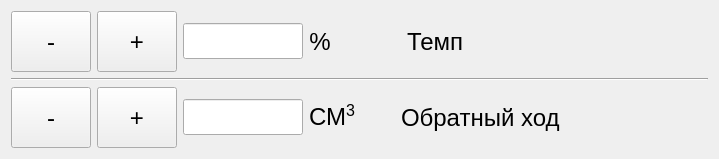
Old version of the form frames/stuffingframe.ui in the repository ciberslavik/Shpric.
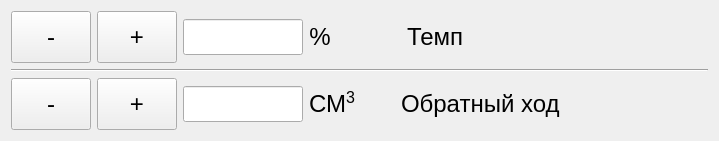
New version of the form. Custom widgets are drawn as their Qt base class.

```diff
--- a/frames/stuffingframe.ui
+++ b/frames/stuffingframe.ui
@@ -7,7 +7,7 @@
     <x>0</x>
     <y>0</y>
     <width>719</width>
-    <height>159</height>
+    <height>141</height>
    </rect>
   </property>
   <property name="windowTitle">
```
